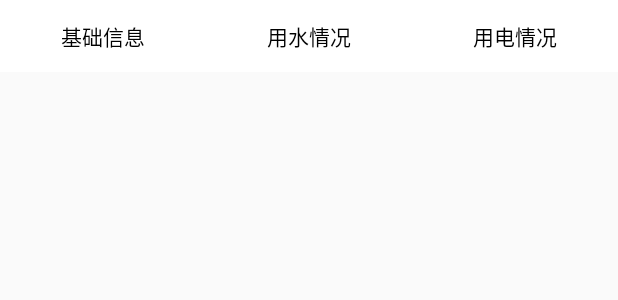
After one commit to Asimok/ShiAoOfficeBuilding, an Android app: the layout viewpager_three_layout.xml on its own in the app's theme, with its tools: preview values and no code run, on a phone screen of 412 x 824 dp. The commit adds this screen. Shown: the top 300 px of the screen. Run offline under Robolectric (Android 15) with nearby library versions, the phone set to English and light mode, and no system bars.

```diff
--- a/app/src/main/AndroidManifest.xml
+++ b/app/src/main/AndroidManifest.xml
@@ -31,10 +31,12 @@
             </intent-filter>
         </activity>
         <activity android:name="ShiAoOfficeBuilding.RoomList.getRoomList" />
-        <activity android:name="ShiAoOfficeBuilding.Chart.electricityUse"/>
+        <activity android:name="ShiAoOfficeBuilding.Chart.electricityUse"
+            android:theme="@android:style/Theme.Dialog" />
         <activity android:name="ShiAoOfficeBuilding.Chart.waterUse"/>
         <activity android:name="ShiAoOfficeBuilding.Apartment.Apartment.apartmentActivity"/>
         <activity android:name="ShiAoOfficeBuilding.Apartment.Apartment.staffActivity"/>
+        <activity android:name="ShiAoOfficeBuilding.viewPager.three_ViewPager"/>
     </application>
 
 
--- a/app/src/main/java/ShiAoOfficeBuilding/RoomList/adapterForRoomList.java
+++ b/app/src/main/java/ShiAoOfficeBuilding/RoomList/adapterForRoomList.java
@@ -323,7 +323,7 @@ public class adapterForRoomList extends BaseAdapter{
                         break;
                     case "库房":
                        resources = context.getResources();
-                       btnDrawable = resources.getDrawable(R.drawable.room_bg_purple);
+                       btnDrawable = resources.getDrawable(R.drawable.room_bg_blue);
                         vh.parent3.setBackgroundDrawable(btnDrawable);
                         break;
                     case "宿舍":
--- /dev/null
+++ b/app/src/main/java/ShiAoOfficeBuilding/viewPager/NoScrollViewPager.java
@@ -0,0 +1,56 @@
+package ShiAoOfficeBuilding.viewPager;
+
+import android.content.Context;
+import android.support.v4.view.ViewPager;
+import android.util.AttributeSet;
+import android.view.MotionEvent;
+
+public class NoScrollViewPager extends ViewPager {
+	private boolean noScroll = false;
+
+	public NoScrollViewPager(Context context, AttributeSet attrs) {
+		super(context, attrs);
+		// TODO Auto-generated constructor stub
+	}
+
+	public NoScrollViewPager(Context context) {
+		super(context);
+	}
+
+	public void setNoScroll(boolean noScroll) {
+		this.noScroll = noScroll;
+	}
+
+	@Override
+	public void scrollTo(int x, int y) {
+		super.scrollTo(x, y);
+	}
+
+	@Override
+	public boolean onTouchEvent(MotionEvent arg0) {
+		/* return false;//super.onTouchEvent(arg0); */
+		if (noScroll)
+			return false;
+		else
+			return super.onTouchEvent(arg0);
+	}
+
+	@Override
+	public boolean onInterceptTouchEvent(MotionEvent arg0) {
+		if (noScroll)
+			return false;
+		else
+			return super.onInterceptTouchEvent(arg0);
+	}
+
+	@Override
+	public void setCurrentItem(int item, boolean smoothScroll) {
+		super.setCurrentItem(item, smoothScroll);
+	}
+
+	@Override
+	public void setCurrentItem(int item) {
+		super.setCurrentItem(item);
+	}
+
+}
--- a/app/src/main/res/layout/electricity_layout.xml
+++ b/app/src/main/res/layout/electricity_layout.xml
@@ -2,7 +2,8 @@
     xmlns:android="http://schemas.android.com/apk/res/android"
     android:layout_width="match_parent"
     android:layout_height="match_parent"
-    android:orientation="vertical">
+    android:orientation="vertical"
+    android:theme="@style/Base.AlertDialog.AppCompat.Light">
 
     <com.github.mikephil.charting.charts.LineChart
         android:id="@+id/lineChart"
--- /dev/null
+++ b/app/src/main/res/layout/viewpager_three_layout.xml
@@ -0,0 +1,51 @@
+<?xml version="1.0" encoding="utf-8"?>
+<LinearLayout xmlns:android="http://schemas.android.com/apk/res/android"
+    android:layout_width="match_parent"
+    android:layout_height="match_parent"
+    android:orientation="vertical">
+
+    <LinearLayout
+        android:layout_width="match_parent"
+        android:layout_height="48dp"
+        android:background="#FFFFFF">
+
+        <TextView
+            android:id="@+id/viewpager_tv_one1"
+            android:layout_width="match_parent"
+            android:layout_height="match_parent"
+            android:layout_weight="1.0"
+            android:gravity="center"
+            android:text="基础信息"
+
+            android:textColor="#000000" />
+
+        <TextView
+            android:id="@+id/viewpager_tv_two1"
+            android:layout_width="match_parent"
+            android:layout_height="match_parent"
+            android:layout_weight="1.0"
+            android:gravity="center"
+            android:text="用水情况"
+            android:textColor="#000000" />
+
+        <TextView
+            android:id="@+id/viewpager_tv_three1"
+            android:layout_width="match_parent"
+            android:layout_height="match_parent"
+            android:layout_weight="1.0"
+            android:gravity="center"
+            android:text="用电情况"
+            android:textColor="#000000" />
+
+    </LinearLayout>
+
+    <ShiAoOfficeBuilding.viewPager.NoScrollViewPager
+        android:id="@+id/view_pager"
+        android:layout_width="match_parent"
+        android:layout_height="wrap_content"
+        android:layout_gravity="center"
+        android:flipInterval="30"
+        android:isScrollContainer="false"
+        android:persistentDrawingCache="animation" />
+
+</LinearLayout>
```
Also changed, not shown: app/src/main/java/ShiAoOfficeBuilding/Chart/electricityUse.java (+9 -1 lines), app/src/main/java/ShiAoOfficeBuilding/test/test.java (+7 -0 lines), app/src/main/java/ShiAoOfficeBuilding/viewPager/ViewPagerAdapter.java (added, +56 -0 lines), app/src/main/java/ShiAoOfficeBuilding/viewPager/three_ViewPager.java (added, +151 -0 lines), app/src/main/res/layout/activity_test.xml (+8 -0 lines), app/src/main/res/drawable-v24/room_bg_black.jpg (deleted), app/src/main/res/drawable-v24/room_bg_black.png (added), app/src/main/res/drawable-v24/room_bg_blue.jpg (deleted), app/src/main/res/drawable-v24/room_bg_blue.png (added), app/src/main/res/drawable-v24/room_bg_orange.jpg (deleted), app/src/main/res/drawable-v24/room_bg_orange.png (added), app/src/main/res/drawable-v24/room_bg_purple.jpg (deleted), app/src/main/res/drawable-v24/room_bg_purple.png (added).
